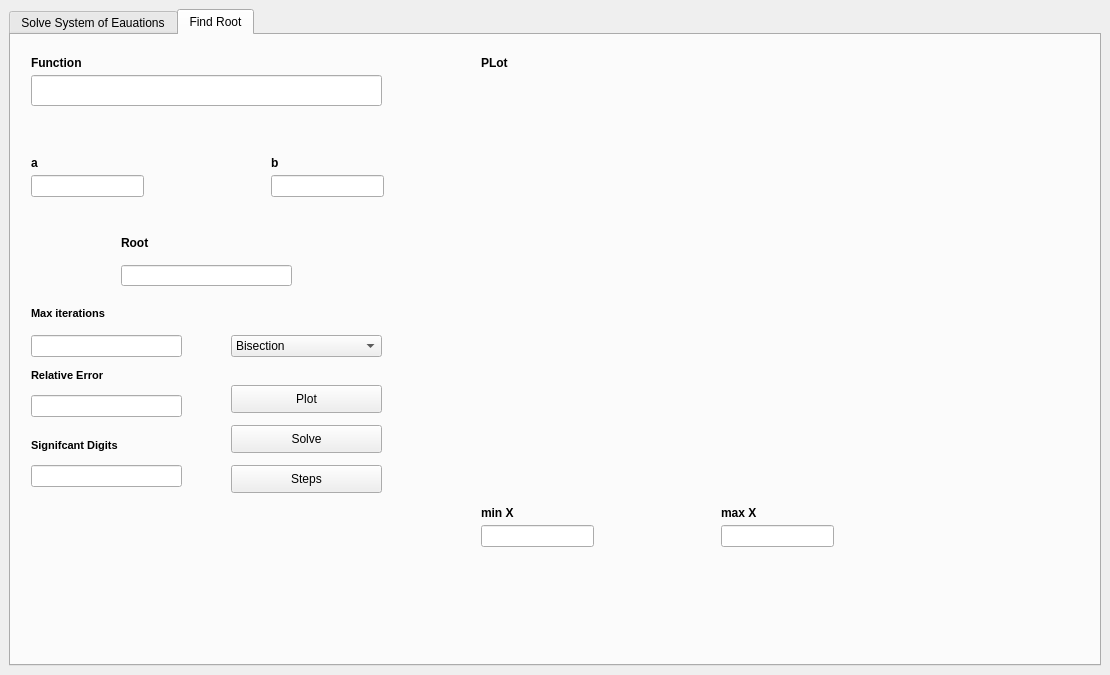
The window that src/ui/mainwindow.ui (Gang-of-CSED/Equator) describes before a commit, drawn with Qt 5.
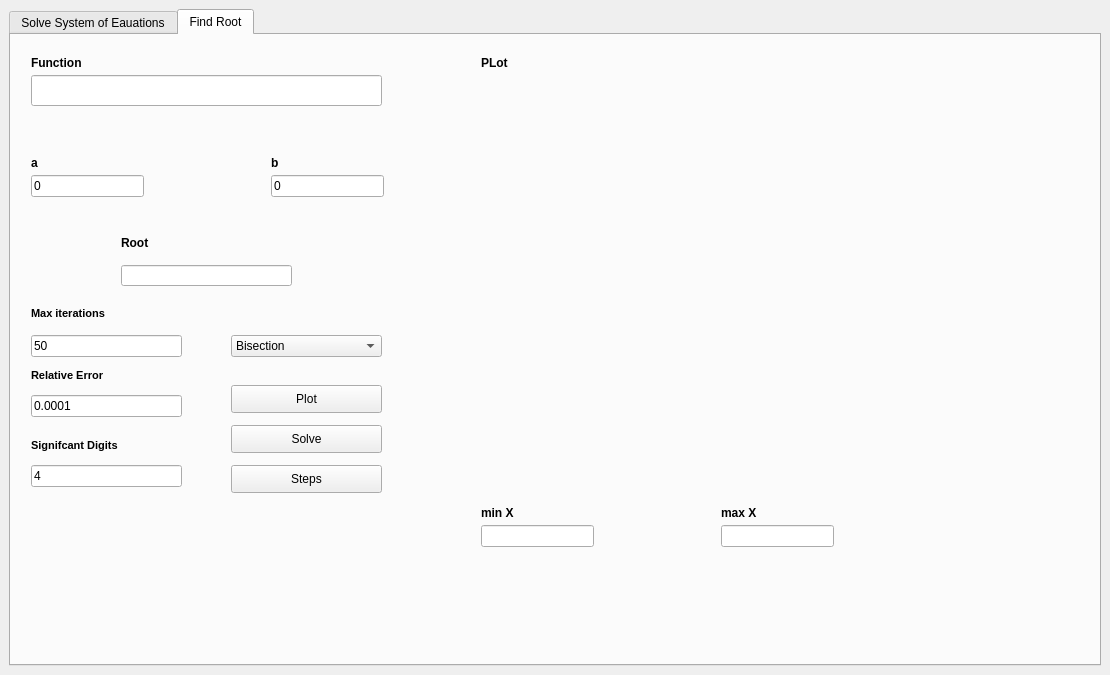
The same window after the commit.

Commit message: integrated bisection

Diff of the .ui file:
```diff
--- a/src/ui/mainwindow.ui
+++ b/src/ui/mainwindow.ui
@@ -752,6 +752,9 @@
           <height>22</height>
          </rect>
         </property>
+        <property name="text">
+         <string>0</string>
+        </property>
        </widget>
        <widget class="QLineEdit" name="input2LineEdit">
         <property name="geometry">
@@ -762,6 +765,9 @@
           <height>22</height>
          </rect>
         </property>
+        <property name="text">
+         <string>0</string>
+        </property>
        </widget>
        <widget class="QLabel" name="input2Label">
         <property name="geometry">
@@ -791,6 +797,9 @@
           <height>22</height>
          </rect>
         </property>
+        <property name="text">
+         <string>50</string>
+        </property>
        </widget>
        <widget class="QLabel" name="iteartionsLabel_root">
         <property name="geometry">
@@ -821,6 +830,9 @@
           <height>22</height>
          </rect>
         </property>
+        <property name="text">
+         <string>0.0001</string>
+        </property>
        </widget>
        <widget class="QLabel" name="errorLabel_root">
         <property name="geometry">
@@ -851,6 +863,9 @@
           <height>22</height>
          </rect>
         </property>
+        <property name="text">
+         <string>4</string>
+        </property>
        </widget>
        <widget class="QLabel" name="signLabel_root">
         <property name="geometry">
```
Left out of the diff: 23 changed lines with no effect on the pictures. The commit also changes 2 other files.
